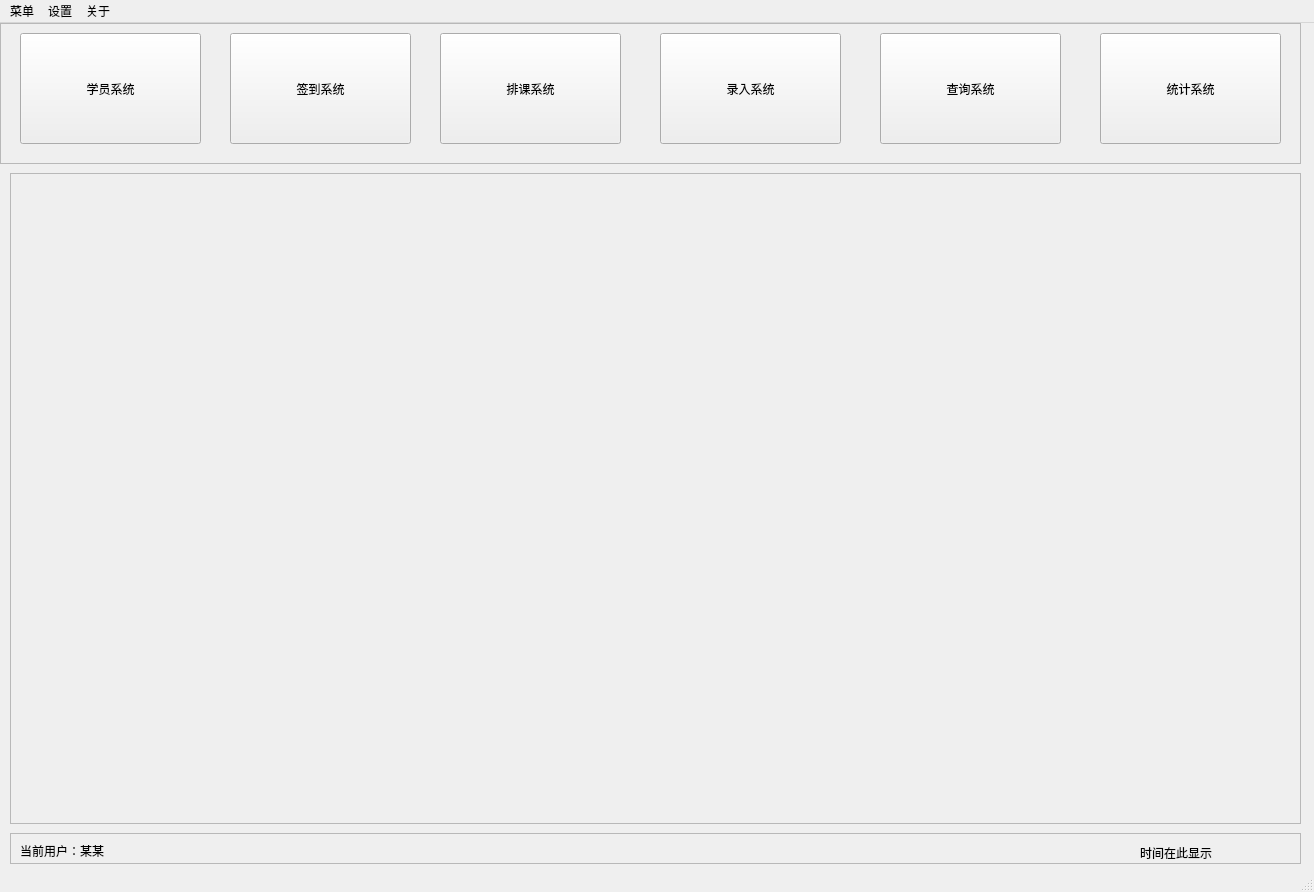
Old version of the form MainTest/MainTest.ui in the repository Holy-Shine/Acrotest.
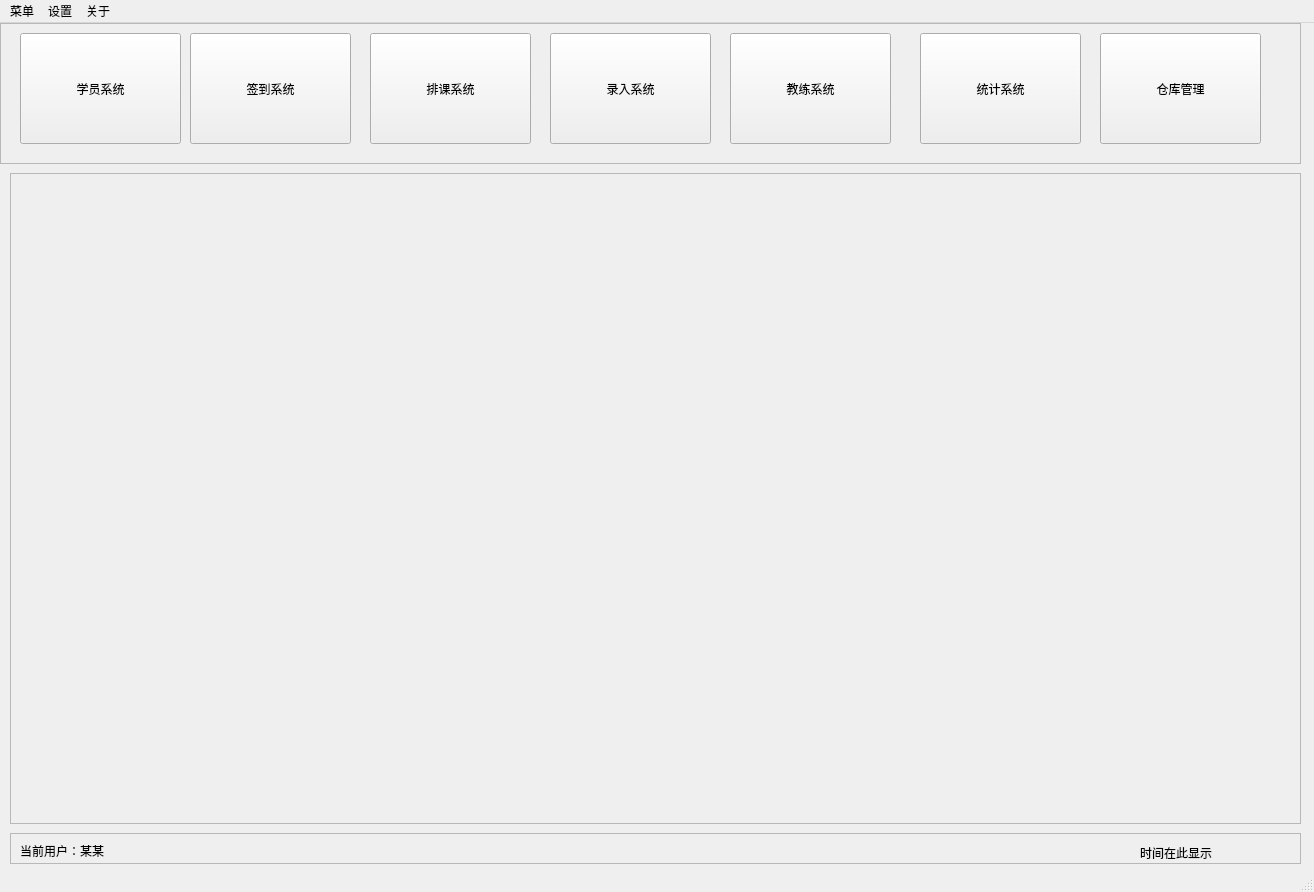
New version of the form.

Commit message: 添加仓库系统基本模块

```diff
--- a/MainTest/MainTest.ui
+++ b/MainTest/MainTest.ui
@@ -34,7 +34,7 @@
       <rect>
        <x>20</x>
        <y>10</y>
-       <width>181</width>
+       <width>161</width>
        <height>111</height>
       </rect>
      </property>
@@ -45,9 +45,9 @@
     <widget class="QPushButton" name="pb_main_NewMemberSystem">
      <property name="geometry">
       <rect>
-       <x>660</x>
+       <x>550</x>
        <y>10</y>
-       <width>181</width>
+       <width>161</width>
        <height>111</height>
       </rect>
      </property>
@@ -58,9 +58,9 @@
     <widget class="QPushButton" name="pb_main_LessonSystem">
      <property name="geometry">
       <rect>
-       <x>440</x>
+       <x>370</x>
        <y>10</y>
-       <width>181</width>
+       <width>161</width>
        <height>111</height>
       </rect>
      </property>
@@ -71,9 +71,9 @@
     <widget class="QPushButton" name="pb_main_QiandaoSystem">
      <property name="geometry">
       <rect>
-       <x>230</x>
+       <x>190</x>
        <y>10</y>
-       <width>181</width>
+       <width>161</width>
        <height>111</height>
       </rect>
      </property>
@@ -84,22 +84,22 @@
     <widget class="QPushButton" name="pb_main_QuerySystem">
      <property name="geometry">
       <rect>
-       <x>880</x>
+       <x>730</x>
        <y>10</y>
-       <width>181</width>
+       <width>161</width>
        <height>111</height>
       </rect>
      </property>
      <property name="text">
-      <string>查询系统</string>
+      <string>教练系统</string>
      </property>
     </widget>
     <widget class="QPushButton" name="pb_main_StatisticSystem">
      <property name="geometry">
       <rect>
-       <x>1100</x>
+       <x>920</x>
        <y>10</y>
-       <width>181</width>
+       <width>161</width>
        <height>111</height>
       </rect>
      </property>
@@ -107,6 +107,19 @@
       <string>统计系统</string>
      </property>
     </widget>
+    <widget class="QPushButton" name="pb_main_CangkuSystem">
+     <property name="geometry">
+      <rect>
+       <x>1100</x>
+       <y>10</y>
+       <width>161</width>
+       <height>111</height>
+      </rect>
+     </property>
+     <property name="text">
+      <string>仓库管理</string>
+     </property>
+    </widget>
    </widget>
    <widget class="QFrame" name="fr_main_show">
     <property name="geometry">
```
Left out of the diff: 2 changed lines with no effect on the pictures. The commit also changes 4 other files.
